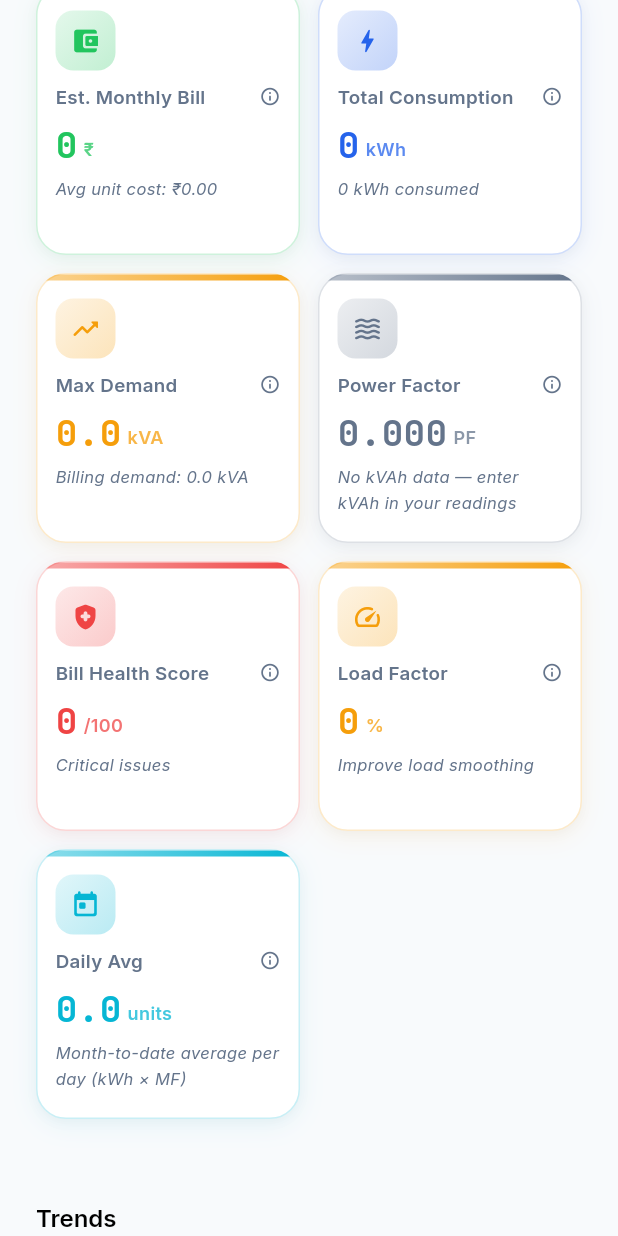
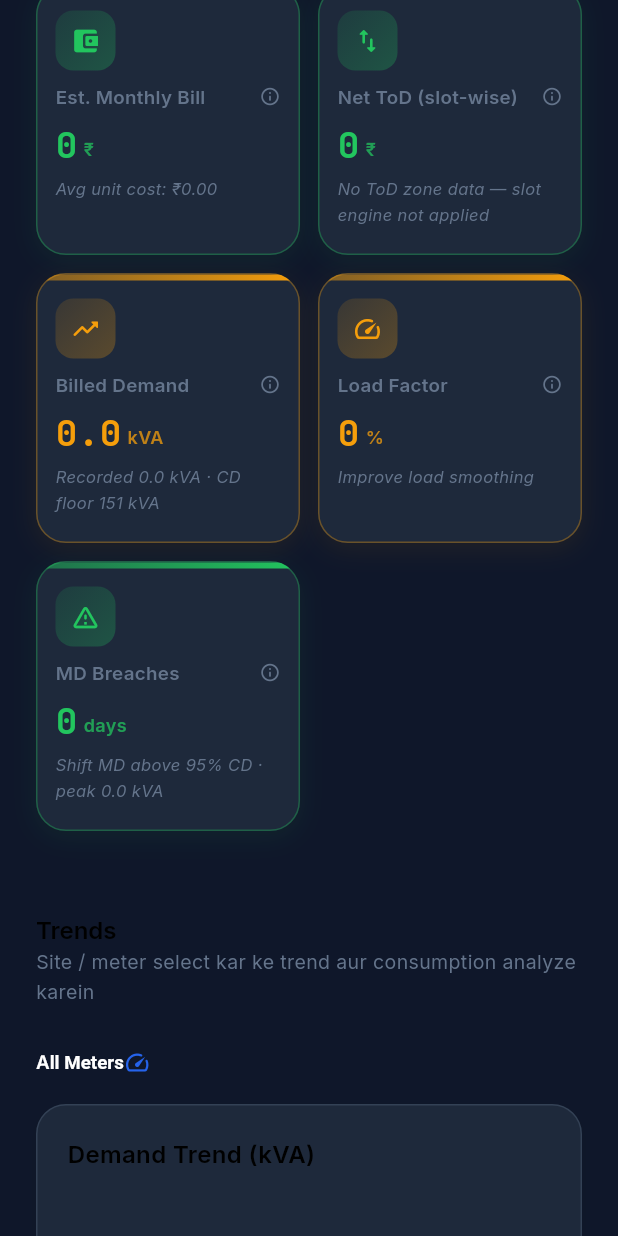
Before and after one commit to Vickskamble/Energy-Management-System, a Flutter app: the _DashboardContent widget shown alone on an empty page, opened directly with empty values, scrolled down 576 dp, on a phone screen of 412 x 824 dp. Run offline on Flutter 3.47's test engine with Material 3 defaults, Android fonts, the phone set to English and light mode, and no system bars; our stand-ins replace decimal, file_picker, fl_chart, flutter_bloc, flutter_dotenv, flutter_local_notifications and 10 more; missing offline and left inert: cryptography, dart:js_interop, excel; accounts and stored records are empty; network calls fail.

Commit message:
feat: dashboard stat cards now match the v1.2.5 trial UI (bill, net ToD slot-wise, billed demand, load factor, MD breaches; PF + Bill Health Score cards removed) and default to the navy dark theme like the HTML

```diff
--- a/lib/main.dart
+++ b/lib/main.dart
@@ -108,7 +108,7 @@ class EmsApp extends StatefulWidget {
 }
 
 class _EmsAppState extends State<EmsApp> {
-  ThemeMode _themeMode = ThemeMode.light;
+  ThemeMode _themeMode = ThemeMode.dark;
 
   void _toggleTheme() {
     setState(() {
--- a/lib/presentation/pages/dashboard_page.dart
+++ b/lib/presentation/pages/dashboard_page.dart
@@ -238,7 +238,6 @@ class _DashboardContentState extends State<_DashboardContent> {
   /// Cached, derived results so the heavy billing/savings/alert math runs only
   /// when the inputs (logs / filters) change — not on every rebuild.
   BillBreakdown? _breakdown;
-  BusinessKpi? _kpis;
   MonthComparison? _comparison;
   BillForecast? _forecast;
   List<SavingOpportunity> _opportunities = const [];
@@ -380,7 +379,6 @@ class _DashboardContentState extends State<_DashboardContent> {
     );
 
     _breakdown = breakdown;
-    _kpis = kpis;
     _comparison = comparison;
     _forecast = forecast;
     _opportunities = opportunities;
@@ -583,13 +581,6 @@ class _DashboardContentState extends State<_DashboardContent> {
   /// so the card reflects the day's actual usage cost.
   double get _siteEstimatedBill => _breakdown?.netBill ?? 0;
 
-  double get _siteTotalConsumption {
-    return _selectedLogs.fold(
-      0.0,
-      (s, e) => s + e.kwh * e.multiplyingFactor,
-    );
-  }
-
   double get _siteMaxDemandPeak {
     return _selectedLogs.fold(
       0.0,
@@ -599,77 +590,22 @@ class _DashboardContentState extends State<_DashboardContent> {
     );
   }
 
-  double get _sitePowerFactor => _breakdown?.powerFactor ?? 0;
-
-  /// Visible formula for the Power Factor card: per-meter and combined PF as
-  /// ΣkWh ÷ ΣkVAh (ratio of sums) — the utility's billing method.
-  String get _powerFactorBreakdown {
-    if (_selectedLogs.isEmpty) return 'No readings — add kVAh data';
-    final perMeter = <String, ({double kwh, double kvah})>{};
-    var sumKwh = 0.0;
-    var sumKvah = 0.0;
-    for (final l in _selectedLogs) {
-      final kwh = l.kwh * l.multiplyingFactor;
-      final kvah = l.kvah * l.multiplyingFactor;
-      final rec = perMeter.putIfAbsent(
-        l.meterName,
-        () => (kwh: 0, kvah: 0),
-      );
-      perMeter[l.meterName] = (
-        kwh: rec.kwh + kwh,
-        kvah: rec.kvah + kvah,
-      );
-      sumKwh += kwh;
-      sumKvah += kvah;
+  /// Distinct days in the visible period with any shift reading whose
+  /// MD × MF crosses 95% of the contract demand — same rule as the trial UI.
+  int _mdBreachDays(
+    List<EnergyLogEntity> logs,
+    BillBreakdown breakdown,
+  ) {
+    final threshold = breakdown.contractDemand * 0.95;
+    final days = <String>{};
+    for (final l in logs) {
+      if (l.mdRecorded * l.multiplyingFactor > threshold) {
+        days.add(
+          '${l.loggedAt.year}-${l.loggedAt.month}-${l.loggedAt.day}',
+        );
+      }
     }
-    final nf = NumberFormat.decimalPattern('en_IN');
-    final combined = sumKvah > 0 ? (sumKwh / sumKvah).toStringAsFixed(3) : '—';
-    final lines = <String>[
-      'As recorded (kWh ÷ kVAh): $combined',
-    ];
-    for (final e in perMeter.entries) {
-      final d = e.value;
-      final pf =
-          d.kvah > 0 ? 'PF ${(d.kwh / d.kvah).toStringAsFixed(3)}' : 'PF —';
-      lines.add('${e.key}: ${nf.format(d.kwh)} kWh · $pf');
-    }
-    return lines.join('\n');
-  }
-
-  /// Daily-average consumption for the visible period. The same label, value
-  /// and semantics on every platform regardless of the selected filter:
-  ///  - a selected day → that day's total (Day mode);
-  ///  - the live (current) month → month-to-date average per elapsed day;
-  ///  - a past month → month total ÷ days in that month;
-  ///  - a year / all-time → total ÷ 365 (or log count, capped).
-  double get _todayUnits {
-    if (_isDayMode) {
-      return _selectedLogs.fold(
-        0.0,
-        (s, l) => s + l.kwh * l.multiplyingFactor,
-      );
-    }
-    final monthLogs = _selectedMonthLogs;
-    if (monthLogs.isEmpty) return 0.0;
-    final total = monthLogs.fold(
-      0.0,
-      (s, l) => s + l.kwh * l.multiplyingFactor,
-    );
-    final int days;
-    if (_selection.isCurrent) {
-      days = DateTime.now().day.clamp(1, 31);
-    } else if (_selection.year != null) {
-      days = 365;
-    } else if (_selection.allTime) {
-      days = _siteLogs.length.clamp(1, 365);
-    } else {
-      days = DateTime(
-        _selection.month!.year,
-        _selection.month!.month + 1,
-        0,
-      ).day;
-    }
-    return (total / days * 100).roundToDouble() / 100;
+    return days.length;
   }
 
   /// Distinct years present in the (site-filtered) data, for the filter bar.
@@ -911,7 +847,6 @@ class _DashboardContentState extends State<_DashboardContent> {
     final entityLogs = _siteLogs;
     final periodLogs = _selectedLogs;
     final breakdown = _breakdown!;
-    final kpis = _kpis!;
     final comparison = _comparison;
     final forecast = _forecast;
     final opportunities = _opportunities;
@@ -1034,66 +969,32 @@ class _DashboardContentState extends State<_DashboardContent> {
                 color: AppColors.kpiCost,
                 decimals: 0,
                 description: _isDayMode
-                    ? '${_kpiMonthLabel}Demand charge excluded — avg unit cost: ₹${breakdown.averageUnitCost.toStringAsFixed(2)}'
+                    ? 'Demand charge excluded — avg unit cost: ₹${breakdown.averageUnitCost.toStringAsFixed(2)}'
                     : '${_kpiMonthLabel}Avg unit cost: ₹${breakdown.averageUnitCost.toStringAsFixed(2)}',
               ),
               AppKpiCard(
-                title: _isDayMode ? 'Day Consumption' : 'Total Consumption',
-                value: _siteTotalConsumption,
-                suffix: 'kWh',
-                icon: Icons.bolt_rounded,
-                color: AppColors.kpiEnergy,
+                title: 'Net ToD (slot-wise)',
+                value: breakdown.todCharges,
+                suffix: '₹',
+                icon: Icons.swap_vert_rounded,
+                color: breakdown.todCharges <= 0
+                    ? AppColors.success
+                    : AppColors.danger,
                 decimals: 0,
-                description:
-                    '$_kpiMonthLabel${_siteTotalConsumption.toStringAsFixed(0)} kWh consumed',
+                description: (breakdown.todZoneCharges['C'] ?? 0) == 0 &&
+                        (breakdown.todZoneCharges['D'] ?? 0) == 0
+                    ? 'No ToD zone data — slot engine not applied'
+                    : 'C rebate −₹${((breakdown.todZoneCharges['C'] ?? 0)).abs().toStringAsFixed(0)} · D surcharge +₹${(breakdown.todZoneCharges['D'] ?? 0).toStringAsFixed(0)}',
               ),
               AppKpiCard(
-                title: 'Max Demand',
-                value: _siteMaxDemandPeak,
+                title: 'Billed Demand',
+                value: breakdown.billingDemand,
                 suffix: 'kVA',
                 icon: Icons.trending_up_rounded,
-                color: _siteMaxDemandPeak >= AppConstants.mdWarningThresholdKva
-                    ? AppColors.warning
-                    : AppColors.kpiDemand,
+                color: AppColors.warning,
+                decimals: 1,
                 description:
-                    '${_kpiMonthLabel}Billing demand: ${breakdown.billingDemand.toStringAsFixed(1)} kVA',
-              ),
-              AppKpiCard(
-                title: 'Power Factor',
-                value: _sitePowerFactor,
-                suffix: 'PF',
-                icon: Icons.waves_rounded,
-                color: _sitePowerFactor <= 0
-                    ? AppColors.textSecondary
-                    : (_sitePowerFactor < AppConstants.pfPenaltyThreshold
-                          ? AppColors.danger
-                          : AppColors.kpiPower),
-                decimals: 3,
-                description: _sitePowerFactor <= 0
-                    ? 'No kVAh data — enter kVAh in your readings'
-                    : _powerFactorBreakdown,
-              ),
-            ],
-          ),
-          const SizedBox(height: AppSpacing.md),
-          _kpiGrid(
-            cards: [
-              AppKpiCard(
-                title: 'Bill Health Score',
-                value: kpis.billHealthScore,
-                suffix: '/100',
-                icon: Icons.health_and_safety_rounded,
-                color: kpis.billHealthScore >= 80
-                    ? AppColors.kpiEfficiency
-                    : (kpis.billHealthScore >= 60
-                          ? AppColors.warning
-                          : AppColors.danger),
-                decimals: 0,
-                description: kpis.billHealthScore >= 80
-                    ? 'Good — all parameters optimized'
-                    : kpis.billHealthScore >= 60
-                    ? 'Needs attention'
-                    : 'Critical issues',
+                    'Recorded ${_siteMaxDemandPeak.toStringAsFixed(1)} kVA · CD floor ${(breakdown.contractDemand * AppConstants.billingDemandFloorPercent).ceil().toStringAsFixed(0)} kVA',
               ),
               AppKpiCard(
                 title: 'Load Factor',
@@ -1111,18 +1012,16 @@ class _DashboardContentState extends State<_DashboardContent> {
                     : 'Improve load smoothing',
               ),
               AppKpiCard(
-                title: _isDayMode ? 'Readings' : 'Daily Avg',
-                value: _isDayMode
-                    ? _selectedLogs.length.toDouble()
-                    : _todayUnits,
-                suffix: _isDayMode ? 'entries' : 'units',
-                icon: Icons.today_rounded,
-                color: AppColors.kpiSavings,
-                description: _isDayMode
-                    ? 'Readings logged on ${DateFormat('d MMM yyyy').format(_selectedDate!)}'
-                    : _selection.isCurrent
-                    ? 'Month-to-date average per day (kWh × MF)'
-                    : '${_selection.label} average per day (kWh × MF)',
+                title: 'MD Breaches',
+                value: _mdBreachDays(periodLogs, breakdown).toDouble(),
+                suffix: 'days',
+                icon: Icons.warning_amber_rounded,
+                color: _mdBreachDays(periodLogs, breakdown) > 0
+                    ? AppColors.danger
+                    : AppColors.success,
+                decimals: 0,
+                description:
+                    'Shift MD above 95% CD · peak ${_siteMaxDemandPeak.toStringAsFixed(1)} kVA',
               ),
             ],
           ),
```
